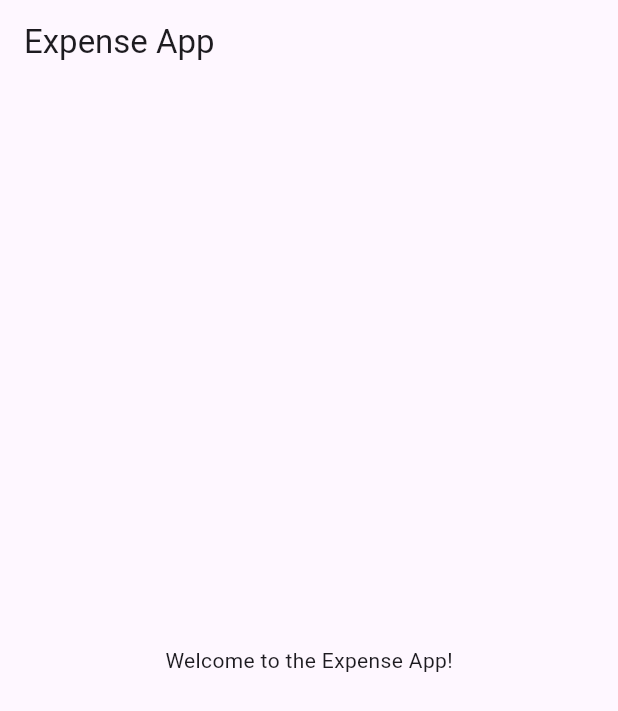
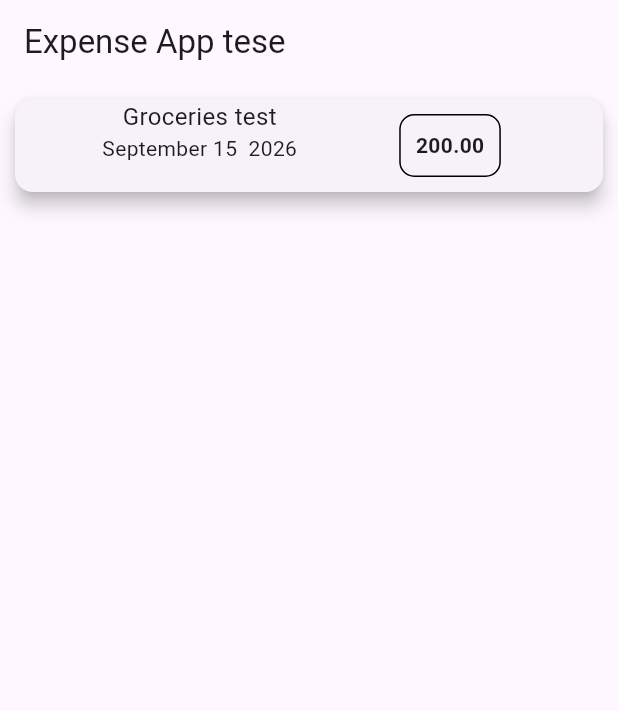
Before and after one commit to puresuresh/expense_tracker, a Flutter app: the screen it shows after launch, on a phone screen of 412 x 824 dp. Shown: the top 711 px of the screen. Run offline on Flutter 3.47's test engine with Material 3 defaults, Android fonts, the phone set to English and light mode, and no system bars.

Commit message:
Row & column code added

```diff
--- a/lib/main.dart
+++ b/lib/main.dart
@@ -24,11 +24,37 @@ class ExpenseHomePage extends StatelessWidget {
   Widget build(BuildContext context) {
     return Scaffold(
       appBar: AppBar(
-        title: const Text('Expense App'),
+        title: const Text('Expense App tese'),
       ),
-      body: const Center(
-        child: Text('Welcome to the Expense App!'),
+     /* body: const Center(
+        child: Text('Welcome to the Expense App test!'),
+        ), */
+     body: Card (
+      elevation: 5,
+      margin: EdgeInsets.all(10),
+      child : Row(
+        crossAxisAlignment: CrossAxisAlignment.start,
+        mainAxisAlignment: MainAxisAlignment.spaceEvenly,
+        children: [
+          Column(
+          mainAxisSize: MainAxisSize.min,
+          children:[
+          Text("Groceries test",style: TextStyle(fontSize: 16),),
+          Text('September 15  2026',style: TextStyle(fontSize: 14)),
+
+          ],
+         ),
+         Container(
+          child: Text("200.00",style: TextStyle(fontSize: 14,fontWeight:FontWeight.bold)),
+          decoration: BoxDecoration(
+          border: Border.all(color: Colors.black), borderRadius:BorderRadius.circular(10),),
+          padding:EdgeInsets.all(10),
+          margin: EdgeInsets.all(10),
+          ),
+
+
+        ],
       ),
-    );
+    ) );
   }
 }
```
